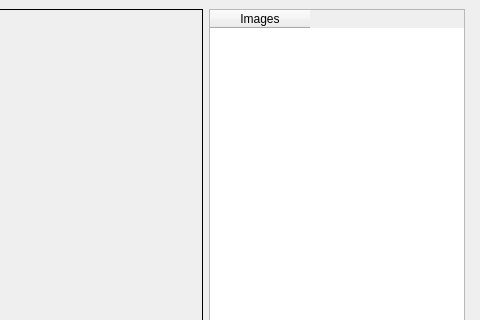
Before: the Qt Designer form mainwindow.ui in kristiankoskimaki/cropbuster, drawn with Qt 5; both pictures show x 320 to 800 and y 0 to 320 of the 800 by 600 pixel window.
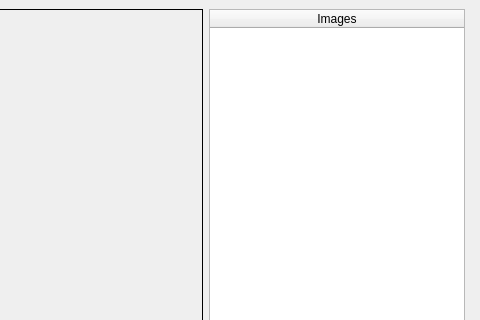
After: the same form once the commit is applied.

Commit message: Only one filename row can be selected at a time

```diff
--- a/mainwindow.ui
+++ b/mainwindow.ui
@@ -50,6 +50,9 @@
         <property name="columnCount">
          <number>1</number>
         </property>
+        <attribute name="horizontalHeaderStretchLastSection">
+         <bool>true</bool>
+        </attribute>
         <column>
          <property name="text">
           <string>Images</string>
```
Left out of the diff: 6 changed lines with no effect on the pictures. The commit also changes 1 other file.
